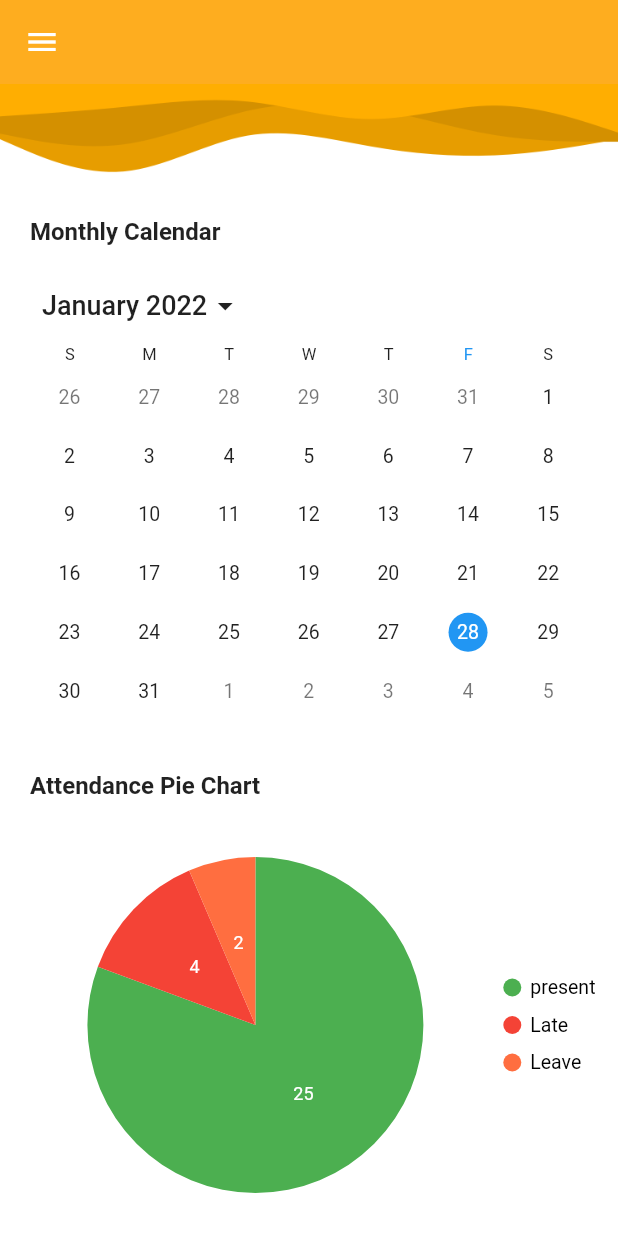
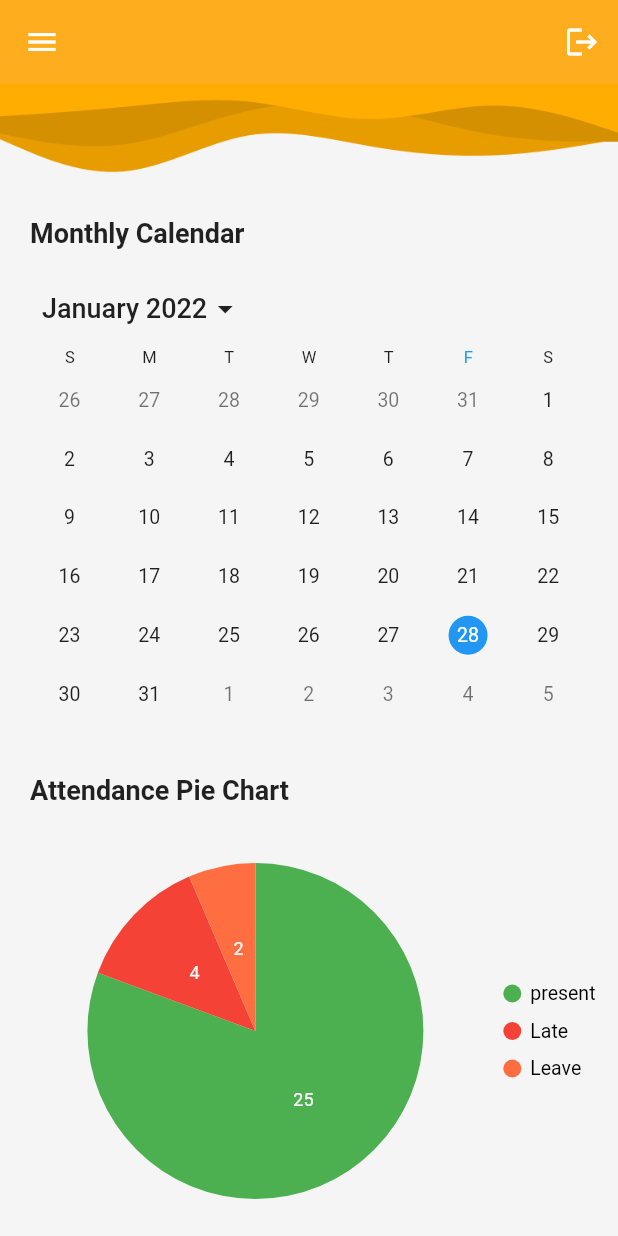
Before and after one commit to SivaramkumarV/Testing, a Flutter app: the LeaveRequestWidget screen opened by its route, after a tap on the "home" icon, on a phone screen of 412 x 824 dp. Run offline on Flutter 3.47's test engine with Material 2 defaults, Android fonts, the phone set to English and light mode, and no system bars; drawn by our look-alikes of syncfusion_flutter_calendar; our stand-ins replace dropdown_button2, rxdart, syncfusion_flutter_charts; missing offline and left inert: dialogflow_grpc, sound_stream; project files that could hold a hidden picture were left out.

Commit message:
changed fontstyle and color

```diff
--- a/lib/attendance.dart
+++ b/lib/attendance.dart
@@ -20,7 +20,7 @@ class _AttendanceState extends State<Attendance> {
   @override
   Widget build(BuildContext context) {
     return Scaffold(
-      backgroundColor: Color(0xffddccb6),
+      backgroundColor: Color(0xfff5f5f5),
       appBar: AppBar(
         elevation: 0,
         backgroundColor: Color(0xFFFEAD1F),
@@ -68,7 +68,7 @@ class _AttendanceState extends State<Attendance> {
                               children:  [
                                 Padding(
                                   padding: EdgeInsets.fromLTRB(150, 0, 0, 0),
-                                  child: Text('DATE :'),
+                                  child: Text('DATE :',style: TextStyle(fontSize: 16),),
                                 ),
                                 Padding(
                                   padding: EdgeInsets.symmetric(horizontal: 20),
@@ -89,12 +89,12 @@ class _AttendanceState extends State<Attendance> {
                                 'ENTRY TIME : 8.00 AM\n EXIT TIME : 2.00 PM\n NO.OF.HOURS : 6 hrs',
                                 style: TextStyle(
                                     height: 2,
-                                    fontSize: 20,
+                                    fontSize: 18,
                                     fontWeight: FontWeight.bold),
                               ),
                             ),
                             elevation: 8,
-                            color: Color(0xffddccb6),
+                            color:Color(0xfff5f5f5),
                           ),
                         ],
                       ),
@@ -162,12 +162,12 @@ class _AttendanceState extends State<Attendance> {
                                   'NO.OF.DAYS ATTENDED : 25\nNO.OF.LEAVES : 1\nTOTAL NO.OF.HOURS : 225 HRS\nPERCENTAGE : 96%',
                                   style: TextStyle(
                                       height: 2,
-                                      fontSize: 20,
+                                      fontSize: 16,
                                       fontWeight: FontWeight.bold),
                                 ),
                               ),
                               elevation: 8,
-                              color: Color(0xffddccb6),
+                              color: Color(0xfff5f5f5),
                             ),
                           ],
                         ),
--- a/lib/drawer_screen.dart
+++ b/lib/drawer_screen.dart
@@ -6,10 +6,7 @@ import 'package:login_2/grievances.dart';
 import 'package:login_2/leave_request.dart';
 import 'package:login_2/personal_info.dart';
 
-
 class Drwr extends StatefulWidget {
-
-
   @override
   static const id = 'drawer';
   _DrwrState createState() => _DrwrState();
@@ -31,15 +28,19 @@ class _DrwrState extends State<Drwr> {
               child: Column(
                 children: [
                   CircleAvatar(
-                    radius: 40,
+                    radius: 35,
                     backgroundColor: Colors.white,
                     backgroundImage: AssetImage('assets/images/avatar.png'),
                   ),
                   Container(
-                    margin: EdgeInsets.symmetric(vertical: 5),
+
                     child: Padding(
-                      padding: const EdgeInsets.symmetric(vertical: 15),
-                      child: Center(child: Text('$name',style: TextStyle(color: Colors.white),)),
+                      padding: const EdgeInsets.symmetric(vertical: 10),
+                      child: Center(
+                          child: Text(
+                        '$name\n  +91 90000 90000',
+                        style: TextStyle(fontSize:16,color: Colors.white),
+                      )),
                     ),
                     color: Color(0xFFFEAD1F),
                   ),
@@ -47,36 +48,48 @@ class _DrwrState extends State<Drwr> {
               ),
             ),
             Container(
-              color: Color(0xffddccb6),
+              color: Color(0xfff5f5f5),
               child: TextButton(
-                child: Text('PERSONAL INFO',style: TextStyle(color: Colors.white),),
+                child: Text(
+                  'PERSONAL INFO',
+                  style: TextStyle(fontSize:18,color: Colors.black),
+                ),
                 onPressed: () {
                   Navigator.pushNamed(context, Personalinfo.id);
                 },
               ),
             ),
             Container(
-              color: Color(0xffddccb6),
+              color: Color(0xfff5f5f5),
               child: TextButton(
-                child: Text('ATTENDANCE',style: TextStyle(color: Colors.white),),
+                child: Text(
+                  'ATTENDANCE',
+                  style: TextStyle(fontSize:18,color: Colors.black),
+                ),
                 onPressed: () {
                   Navigator.pushNamed(context, Attendance.id);
                 },
               ),
             ),
             Container(
-              color: Color(0xffddccb6),
+              color: Color(0xfff5f5f5),
               child: TextButton(
-                child: Text('LEAVE REQUEST',style: TextStyle(color: Colors.white),),
+                child: Text(
+                  'LEAVE REQUEST',
+                  style: TextStyle(fontSize:18,color: Colors.black),
+                ),
                 onPressed: () {
                   Navigator.pushNamed(context, LeaveRequestWidget.id);
                 },
               ),
             ),
             Container(
-              color: Color(0xffddccb6),
+              color:Color(0xfff5f5f5),
               child: TextButton(
-                child: Text('GRIVENCES',style: TextStyle(color: Colors.white),),
+                child: Text(
+                  'GRIVENCES',
+                  style: TextStyle(fontSize:18,color: Colors.black),
+                ),
                 onPressed: () {
                   Navigator.pushNamed(context, GrievancesWidget.id);
                 },
--- a/lib/grievances.dart
+++ b/lib/grievances.dart
@@ -50,7 +50,7 @@ class _GrievancesWidgetState extends State<GrievancesWidget> {
         centerTitle: true,
         elevation: 0,
       ),
-      backgroundColor: Color(0xFFE2D59A),
+      backgroundColor: Color(0xfff5f5f5),
       drawer: Drwr(),
 
       body: SafeArea(
@@ -68,7 +68,7 @@ class _GrievancesWidgetState extends State<GrievancesWidget> {
                     width: 350,
                     height: 150,
                     decoration: BoxDecoration(
-                      color: Color(0xFFE2D59A),
+                      color: Color(0xfff5f5f5),
                       borderRadius: BorderRadius.circular(15),
                     ),
                     child: Padding(
@@ -97,7 +97,7 @@ class _GrievancesWidgetState extends State<GrievancesWidget> {
                     width: 350,
                     height: 150,
                     decoration: BoxDecoration(
-                      color: Color(0xFFE2D59A),
+                      color: Color(0xfff5f5f5),
                       borderRadius: BorderRadius.circular(15),
                     ),
                     child: Padding(
--- a/lib/homepage.dart
+++ b/lib/homepage.dart
@@ -1,6 +1,6 @@
 // ignore_for_file: prefer_const_constructors
 import 'package:flutter/material.dart';
-import 'package:login_2/Attendance.dart';
+import 'package:login_2/attendance.dart';
 import 'package:login_2/drawer_screen.dart';
 import'package:login_2/personal_info.dart';
 import 'package:login_2/welcome_screen.dart';
@@ -30,9 +30,14 @@ class _HomepageState extends State<Homepage> {
   Widget build(BuildContext context) {
     return
       Scaffold(
-        backgroundColor: Colors.white70,
+        backgroundColor: Color(0xfff5f5f5),
         drawer: Drwr(),
         appBar: AppBar(
+          actions: [IconButton(
+              onPressed: () {
+                Navigator.pushNamed(context, WelcomeScreen.id);
+              },
+              icon: Icon(Icons.logout))],
           elevation: 0,
           backgroundColor: Color(0xFFFEAD1F),
           automaticallyImplyLeading: true,
@@ -52,7 +57,7 @@ class _HomepageState extends State<Homepage> {
                   children: const [
                     Text('Monthly Calendar',
                       style: TextStyle(
-                        fontSize: 16,
+                        fontSize: 18,
                         fontWeight: FontWeight.bold,
                       ),
                     ),
@@ -73,7 +78,7 @@ class _HomepageState extends State<Homepage> {
                   children: const [
                     Text('Attendance Pie Chart',
                       style: TextStyle(
-                        fontSize: 16,
+                        fontSize: 18,
                         fontWeight: FontWeight.bold,
                       ),
                     ),
--- a/lib/leave_request.dart
+++ b/lib/leave_request.dart
@@ -1,4 +1,5 @@
 import 'package:flutter/material.dart';
+import 'package:login_2/date_picker.dart';
 import 'package:login_2/drawer_screen.dart';
 import 'package:login_2/homepage.dart';
 import 'package:dropdown_button2/dropdown_button2.dart';
@@ -64,7 +65,7 @@ class _LeaveRequestWidgetState extends State<LeaveRequestWidget> {
         centerTitle: true,
         elevation: 0,
       ),
-      backgroundColor: Color(0xFFE2D59A),
+      backgroundColor: Color(0xfff5f5f5),
       drawer: Drwr(),
       body: SafeArea(
         child: SingleChildScrollView(
@@ -95,57 +96,11 @@ class _LeaveRequestWidgetState extends State<LeaveRequestWidget> {
                         ),
                       ),
                       Padding(
-                        padding: EdgeInsetsDirectional.fromSTEB(1, 0, 0, 0),
-                        child: Material(
-                          color: Colors.transparent,
-                          elevation: 8,
-                          shape: RoundedRectangleBorder(
-                            borderRadius: BorderRadius.circular(15),
-                          ),
-                          child: Container(
-                            width: 100,
-                            height: 50,
-                            decoration: BoxDecoration(
-                              color: Color(0xFFEEEEEE),
-                              borderRadius: BorderRadius.circular(15),
-                            ),
-                            child: TextFormField(
-                              controller: textController1,
-                              obscureText: false,
-                              decoration: InputDecoration(
-                                hintText: 'DD/MM/YY',
-                                hintStyle: TextStyle(color: Theme
-                                    .of(context)
-                                    .hintColor),
-                                enabledBorder: UnderlineInputBorder(
-                                  borderSide: BorderSide(
-                                    color: Color(0x00000000),
-                                    width: 1,
-                                  ),
-                                  borderRadius: const BorderRadius.only(
-                                    topLeft: Radius.circular(4.0),
-                                    topRight: Radius.circular(4.0),
-                                  ),
-                                ),
-                                focusedBorder: UnderlineInputBorder(
-                                  borderSide: BorderSide(
-                                    color: Color(0x00000000),
-                                    width: 1,
-                                  ),
-                                  borderRadius: const BorderRadius.only(
-                                    topLeft: Radius.circular(4.0),
-                                    topRight: Radius.circular(4.0),
-                                  ),
-                                ),
-                              ),
-                              style: TextStyle(color: Colors.black),
-                              textAlign: TextAlign.center,
-                            ),
-                          ),
-                        ),
+                        padding: const EdgeInsetsDirectional.fromSTEB(25, 0, 0, 0),
+                        child: Datepicker(),
                       ),
                       Padding(
-                        padding: EdgeInsetsDirectional.fromSTEB(50, 0, 0, 0),
+                        padding: EdgeInsetsDirectional.fromSTEB(30, 0, 0, 0),
                         child: Text(
                           'TO:',
                           style: TextStyle(
@@ -155,52 +110,9 @@ class _LeaveRequestWidgetState extends State<LeaveRequestWidget> {
                           ),
                         ),
                       ),
-                      Material(
-                        color: Colors.transparent,
-                        elevation: 8,
-                        shape: RoundedRectangleBorder(
-                          borderRadius: BorderRadius.circular(15),
-                        ),
-                        child: Container(
-                          width: 100,
-                          height: 50,
-                          decoration: BoxDecoration(
-                            color: Color(0xFFEEEEEE),
-                            borderRadius: BorderRadius.circular(15),
-                          ),
-                          child: TextFormField(
-                            controller: textController2,
-                            obscureText: false,
-                            decoration: InputDecoration(
-                              hintText: 'DD/MM/YY',
-                              hintStyle: TextStyle(color:Theme
-                                  .of(context)
-                                  .hintColor),
-                              enabledBorder: UnderlineInputBorder(
-                                borderSide: BorderSide(
-                                  color: Color(0x00000000),
-                                  width: 1,
-                                ),
-                                borderRadius: const BorderRadius.only(
-                                  topLeft: Radius.circular(4.0),
-                                  topRight: Radius.circular(4.0),
-                                ),
-                              ),
-                              focusedBorder: UnderlineInputBorder(
-                                borderSide: BorderSide(
-                                  color: Color(0x00000000),
-                                  width: 1,
-                                ),
-                                borderRadius: const BorderRadius.only(
-                                  topLeft: Radius.circular(4.0),
-                                  topRight: Radius.circular(4.0),
-                                ),
-                              ),
-                            ),
-                            style: TextStyle(color: Colors.black),
-                            textAlign: TextAlign.center,
-                          ),
-                        ),
+                      Padding(
+                        padding: const EdgeInsetsDirectional.fromSTEB(25, 0, 0, 0),
+                        child: Datepicker(),
                       ),
                     ],
                   ),
@@ -235,7 +147,7 @@ class _LeaveRequestWidgetState extends State<LeaveRequestWidget> {
                           width: 50,
                           height: 50,
                           decoration: BoxDecoration(
-                            color: Color(0xFFEEEEEE),
+                            color: Color(0xfff5f5f5),
                             borderRadius: BorderRadius.circular(15),
                           ),
                           child: TextFormField(
@@ -355,7 +267,7 @@ class _LeaveRequestWidgetState extends State<LeaveRequestWidget> {
                         width: 350,
                         height: 150,
                         decoration: BoxDecoration(
-                          color: Color(0xFFEEEEEE),
+                          color: Color(0xfff5f5f5),
                           borderRadius: BorderRadius.circular(15),
                         ),
                         child: TextFormField(
--- a/lib/main.dart
+++ b/lib/main.dart
@@ -16,15 +16,17 @@ import 'forgot_password.dart';
 void main() => runApp(Login());
 
 class Login extends StatelessWidget {
+  const Login({Key key}) : super(key: key);
+
 
 
   @override
   Widget build(BuildContext context) {
     return MaterialApp(
         theme: ThemeData(
-          canvasColor: Color(0xffddccb6),
+          canvasColor: Color(0xfff5f5f5),
           textTheme: TextTheme(
-            bodyText1: TextStyle(color: Colors.black54),
+            bodyText1: TextStyle(fontFamily:'Opensans',color: Colors.black54),
           ),
         ),
         initialRoute: WelcomeScreen.id,
--- a/lib/personal_info.dart
+++ b/lib/personal_info.dart
@@ -22,7 +22,7 @@ class _PersonalinfoState extends State<Personalinfo> {
     String mob = '+91 90000 09999';
     String email = 'user123@gmail.com';
     return Scaffold(
-      backgroundColor: Color(0xffddccb6),
+      backgroundColor: Color(0xfff5f5f5),
       appBar: AppBar(
         actions: [
           IconButton(
@@ -60,11 +60,11 @@ class _PersonalinfoState extends State<Personalinfo> {
                 child: Text(
                   'NAME : $name\nD.O.B : $dob\nBLOOD TYPE : $bldtype\nD.O.J : $doj',
                   style: TextStyle(
-                      height: 2, fontSize: 20, fontWeight: FontWeight.bold),
+                      height: 2, fontSize: 18, fontWeight: FontWeight.bold),
                 ),
               ),
               elevation: 8,
-              color: Color(0xffddccb6),
+              color: Color(0xfff5f5f5),
             ),
             Card(
               shape: RoundedRectangleBorder(
@@ -76,11 +76,11 @@ class _PersonalinfoState extends State<Personalinfo> {
                 child: Text(
                   'MOBILE : $mob\nEMAIL :$email',
                   style: TextStyle(
-                      height: 2, fontSize: 20, fontWeight: FontWeight.bold),
+                      height: 2, fontSize: 18, fontWeight: FontWeight.bold),
                 ),
               ),
               elevation: 8,
-              color: Color(0xffddccb6),
+              color: Color(0xfff5f5f5),
             )
           ],
         ),
--- a/pubspec.yaml
+++ b/pubspec.yaml
@@ -71,6 +71,11 @@ flutter:
   assets:
     - assets/
     - assets/images/
+  fonts:
+    - family: Raleway
+      fonts:
+        - asset: assets/fonts/Opensans.ttf
+
 
 
   # An image asset can refer to one or more resolution-specific "variants", see
```
Also changed, not shown: assets/fonts/Opensans.ttf (added).
